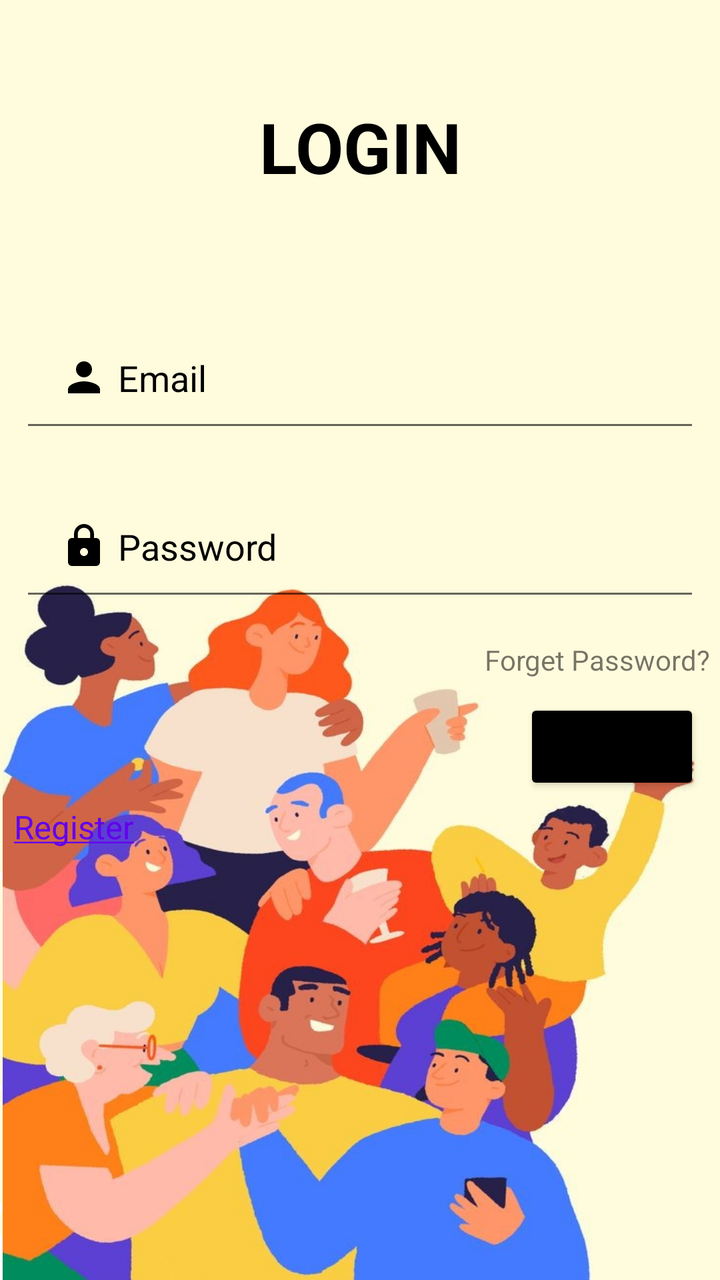
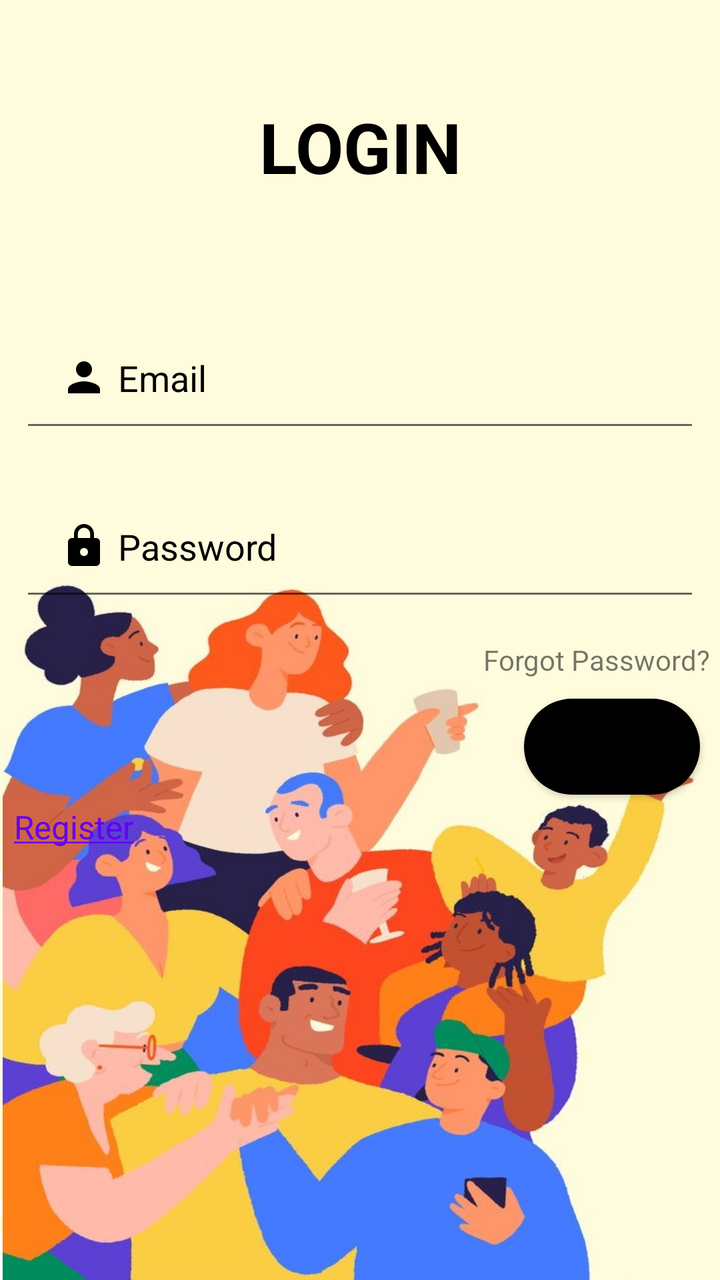

Two renders of the same Android screen: before a commit and after it. Below are the layout's source before the change and the commit's diff.
<!-- AndroidManifest.xml: activity theme Theme.MyAnimeTracker.NoActionBar -->
<!-- res/layout/activity_login.xml -->
<?xml version="1.0" encoding="utf-8"?>
<RelativeLayout xmlns:android="http://schemas.android.com/apk/res/android"
    xmlns:tools="http://schemas.android.com/tools"
    android:layout_width="match_parent"
    android:layout_height="match_parent"
    android:background="@drawable/background1"

    tools:context=".LoginActivity">

    <TextView
        android:layout_width="match_parent"
        android:layout_height="wrap_content"
        android:id="@+id/signin"
        android:text="@string/login"
        android:textColor="@color/black"
        android:textSize="35sp"
        android:layout_margin="50dp"
        android:gravity="center"
        android:textStyle="bold"
        />

    <EditText
        android:layout_width="match_parent"
        android:layout_height="wrap_content"
        android:id="@+id/username"
        android:layout_below="@+id/signin"
        android:hint="@string/email"
        android:textColorHint="@color/black"
        android:textColor="@color/black"
        android:layout_margin="10dp"
        android:padding="20dp"
        android:drawableStart="@drawable/ic_baseline_person_24"
        android:drawablePadding="5dp"
        />

    <EditText
        android:inputType="textPassword"
        android:layout_width="match_parent"
        android:layout_height="wrap_content"
        android:id="@+id/password"
        android:layout_below="@+id/username"
        android:hint="@string/password"
        android:textColorHint="@color/black"
        android:textColor="@color/black"
        android:layout_margin="10dp"
        android:padding="20dp"
        android:drawableStart="@drawable/ic_baseline_lock_24"
        android:drawablePadding="5dp"
        />


    <Button
        android:id="@+id/btnLogin"
        android:layout_width="wrap_content"
        android:layout_height="wrap_content"
        android:layout_below="@id/forget"
        android:layout_alignEnd="@id/forget"
        android:layout_centerHorizontal="true"
        android:layout_margin="5dp"
        android:layout_marginStart="10dp"
        android:layout_marginTop="15dp"
        android:layout_marginEnd="10dp"
        android:layout_marginBottom="10dp"
        android:backgroundTint="@color/design_default_color_on_secondary"
        android:text="@string/login" />

    <TextView
        android:id="@+id/forget"
        android:layout_width="wrap_content"
        android:layout_height="wrap_content"
        android:layout_below="@id/password"
        android:layout_alignParentEnd="true"
        android:layout_marginStart="5dp"
        android:layout_marginTop="5dp"
        android:layout_marginEnd="5dp"
        android:layout_marginBottom="5dp"
        android:text="@string/forget_password" />


    <TextView
        android:id="@+id/tvRegisterLink"
        android:layout_width="wrap_content"
        android:layout_height="wrap_content"
        android:text="@string/register_link"
        android:textColor="@color/purple_500"
        android:textSize="8pt"
        android:layout_marginStart="7sp"
        android:layout_below="@id/btnLogin"
        />


</RelativeLayout>
<!-- resources referenced by this layout -->
<resources>
  <color name="black">#FF000000</color>
  <color name="purple_500">#FF6200EE</color>
  <!-- drawable background1: jpg bitmap (drawable, 384079 bytes) -->
  <!-- drawable ic_baseline_lock_24 (drawable) -->
  <vector android:height="24dp" android:tint="#000000"
      android:viewportHeight="24" android:viewportWidth="24"
      android:width="24dp" xmlns:android="http://schemas.android.com/apk/res/android">
      <path android:fillColor="@android:color/white" android:pathData="M18,8h-1L17,6c0,-2.76 -2.24,-5 -5,-5S7,3.24 7,6v2L6,8c-1.1,0 -2,0.9 -2,2v10c0,1.1 0.9,2 2,2h12c1.1,0 2,-0.9 2,-2L20,10c0,-1.1 -0.9,-2 -2,-2zM12,17c-1.1,0 -2,-0.9 -2,-2s0.9,-2 2,-2 2,0.9 2,2 -0.9,2 -2,2zM15.1,8L8.9,8L8.9,6c0,-1.71 1.39,-3.1 3.1,-3.1 1.71,0 3.1,1.39 3.1,3.1v2z"/>
  </vector>
  <!-- drawable ic_baseline_person_24 (drawable) -->
  <vector android:height="24dp" android:tint="#000000"
      android:viewportHeight="24" android:viewportWidth="24"
      android:width="24dp" xmlns:android="http://schemas.android.com/apk/res/android">
      <path android:fillColor="@android:color/white" android:pathData="M12,12c2.21,0 4,-1.79 4,-4s-1.79,-4 -4,-4 -4,1.79 -4,4 1.79,4 4,4zM12,14c-2.67,0 -8,1.34 -8,4v2h16v-2c0,-2.66 -5.33,-4 -8,-4z"/>
  </vector>
  <string name="email">Email</string>
  <string name="forget_password">Forget Password?</string>
  <string name="login">LOGIN</string>
  <string name="password">Password</string>
  <string name="register_link"><u>Register</u></string>
  <style name="Theme.MyAnimeTracker.NoActionBar">
          <item name="windowActionBar">false</item>
          <item name="windowNoTitle">true</item>
      </style>
</resources>

<!-- the commit's change to res/layout/activity_login.xml (unified diff, before → after) -->
@@ -3,6 +3,7 @@
     xmlns:tools="http://schemas.android.com/tools"
     android:layout_width="match_parent"
     android:layout_height="match_parent"
+    xmlns:app="http://schemas.android.com/apk/res-auto"
     android:background="@drawable/background1"
 
     tools:context=".LoginActivity">
@@ -61,7 +62,8 @@
         android:layout_marginTop="15dp"
         android:layout_marginEnd="10dp"
         android:layout_marginBottom="10dp"
-        android:backgroundTint="@color/design_default_color_on_secondary"
+        android:background="@drawable/button"
+        app:backgroundTint="@null"
         android:text="@string/login" />
 
     <TextView
@@ -74,7 +76,7 @@
         android:layout_marginTop="5dp"
         android:layout_marginEnd="5dp"
         android:layout_marginBottom="5dp"
-        android:text="@string/forget_password" />
+        android:text="@string/forgot_password" />
 
 
     <TextView
<!-- resource entries referenced after the edit -->
@@ -3,6 +3,17 @@
   <color name="black">#FF000000</color>
   <color name="purple_500">#FF6200EE</color>
   <!-- drawable background1: jpg bitmap (drawable, 384079 bytes) -->
+  <!-- drawable button (drawable) -->
+  <?xml version="1.0" encoding="utf-8"?>
+  <layer-list xmlns:android="http://schemas.android.com/apk/res/android">
+      <item>
+          <shape>
+              <solid android:color="@color/black"/>
+              <corners
+                  android:radius="50dp"/>
+          </shape>
+      </item>
+  </layer-list>
   <!-- drawable ic_baseline_lock_24 (drawable) -->
   <vector android:height="24dp" android:tint="#000000"
       android:viewportHeight="24" android:viewportWidth="24"
@@ -16,7 +27,7 @@
       <path android:fillColor="@android:color/white" android:pathData="M12,12c2.21,0 4,-1.79 4,-4s-1.79,-4 -4,-4 -4,1.79 -4,4 1.79,4 4,4zM12,14c-2.67,0 -8,1.34 -8,4v2h16v-2c0,-2.66 -5.33,-4 -8,-4z"/>
   </vector>
   <string name="email">Email</string>
-  <string name="forget_password">Forget Password?</string>
+  <string name="forgot_password">Forgot Password?</string>
   <string name="login">LOGIN</string>
   <string name="password">Password</string>
   <string name="register_link"><u>Register</u></string>
